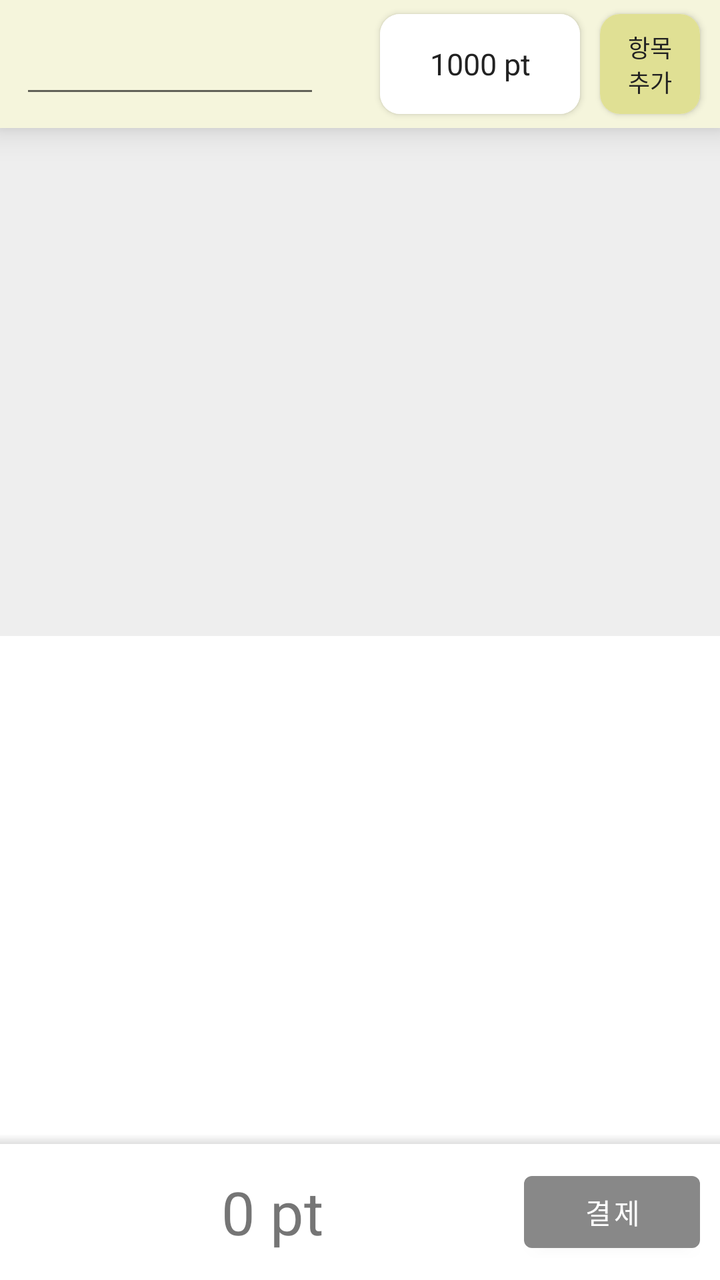
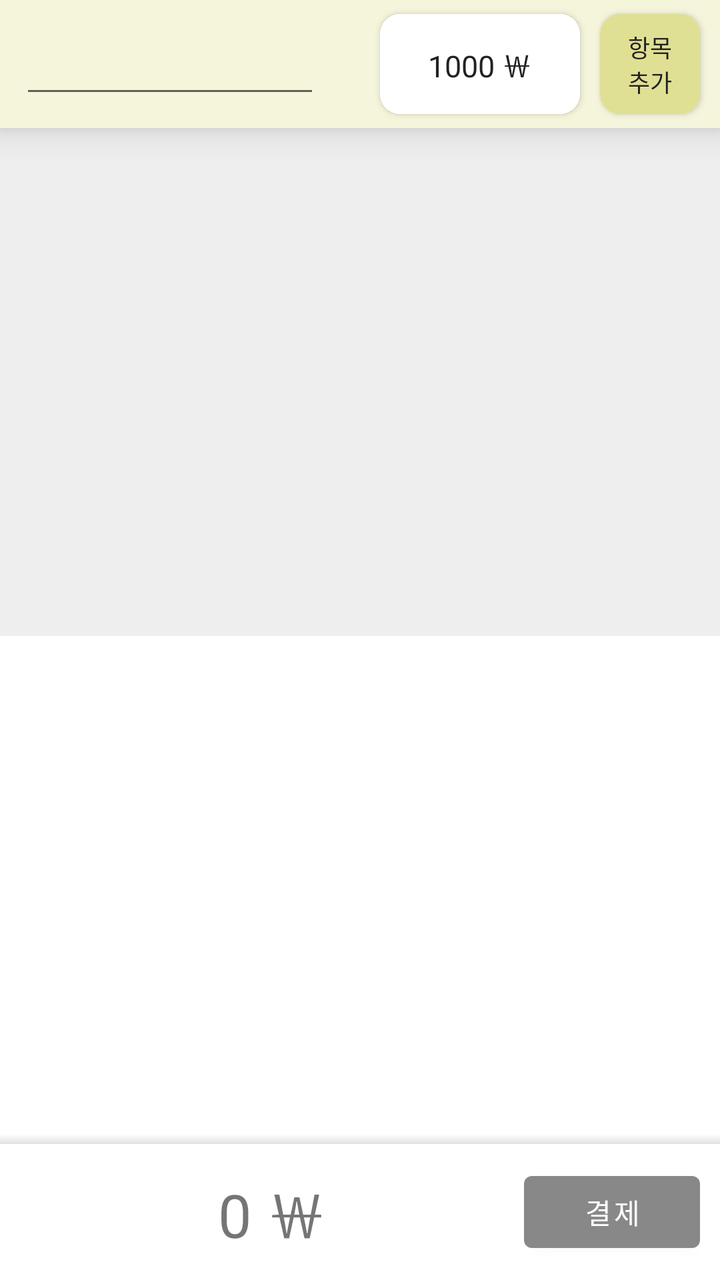

Before-and-after screenshots of an Android layout around one commit, followed by the original layout XML and the change that was made.
<!-- AndroidManifest.xml: application theme AppTheme -->
<!-- res/layout/fragment_main_master_charge.xml -->
<?xml version="1.0" encoding="utf-8"?>
<androidx.constraintlayout.widget.ConstraintLayout xmlns:android="http://schemas.android.com/apk/res/android"
    xmlns:app="http://schemas.android.com/apk/res-auto"
    xmlns:tools="http://schemas.android.com/tools"
    android:layout_width="match_parent"
    android:layout_height="match_parent"
    tools:context=".ui.main.MainActivity">
        <androidx.constraintlayout.widget.ConstraintLayout
            android:id="@+id/llTop"
            android:layout_width="match_parent"
            android:layout_height="wrap_content"
            app:layout_constraintTop_toTopOf="parent"
            android:elevation="10dp"
            android:layout_gravity="center"
            android:background="@color/secondary"
            android:orientation="horizontal">
            <EditText
                android:id="@+id/etNickname"
                android:layout_width="150dp"
                android:layout_height="wrap_content"
                android:inputType="text"
                android:lines="1"
                android:textSize="20sp"
                android:imeOptions="actionNext"
                android:nextFocusForward="@id/etPin"
                app:layout_constraintTop_toTopOf="parent"
                app:layout_constraintBottom_toBottomOf="parent"
                android:layout_marginHorizontal="10dp"
                android:layout_marginVertical="10dp"
                app:layout_constraintStart_toStartOf="parent"/>
            <androidx.cardview.widget.CardView
               android:id="@+id/cvPoint"
               android:layout_width="100dp"
               android:layout_height="0dp"
               app:layout_constraintTop_toTopOf="parent"
               app:layout_constraintBottom_toBottomOf="parent"
               android:layout_marginHorizontal="10dp"
               android:layout_marginVertical="5dp"
               android:background="@color/primary"
               android:padding="10dp"
               app:cardCornerRadius="10dp"
               android:minWidth="50dp"
               app:layout_constraintDimensionRatio="2"
               app:layout_constraintEnd_toStartOf="@id/cvAdd"
               >
                <TextView
                   android:id="@+id/tvPoint"
                   android:layout_width="match_parent"
                   android:layout_height="match_parent"
                   android:layout_weight="1"
                   android:gravity="center"
                   android:text="1000 pt"
                   android:textColor="@color/darkGray"
                   android:background="@color/white"
                   android:textAlignment="center"
                   android:textSize="15sp"
                   />
            </androidx.cardview.widget.CardView>
        <androidx.cardview.widget.CardView
           android:id="@+id/cvAdd"
           android:layout_width="50dp"
           android:layout_height="0dp"
           app:layout_constraintTop_toTopOf="parent"
           app:layout_constraintBottom_toBottomOf="parent"
           android:layout_marginHorizontal="10dp"
           android:layout_marginVertical="5dp"
           android:background="@color/primary"
           android:padding="10dp"
           app:cardCornerRadius="10dp"
           android:minWidth="50dp"
           app:layout_constraintDimensionRatio="1"
           app:layout_constraintEnd_toEndOf="parent"
           >
            <TextView
               android:id="@+id/tvAdd"
               android:layout_width="match_parent"
               android:layout_height="match_parent"
               android:layout_weight="1"
               android:gravity="center"
               android:text="항목\n추가"
               android:textColor="@color/darkGray"
               android:background="@color/secondaryVarient"
               android:textAlignment="center"
               android:textSize="12sp"
               />
        </androidx.cardview.widget.CardView>
    </androidx.constraintlayout.widget.ConstraintLayout>

    <View
        android:layout_width="match_parent"
        android:layout_height="5dp"
        android:background="@drawable/shadow"
        app:layout_constraintBottom_toTopOf="@id/llBottom" />

    <androidx.appcompat.widget.LinearLayoutCompat
       android:id="@+id/llBottom"
       android:layout_width="match_parent"
       android:layout_height="wrap_content"
       android:background="@color/white"
       android:gravity="end"
       android:orientation="horizontal"
       android:padding="10dp"
       app:layout_constraintBottom_toBottomOf="parent"
       tools:layout_editor_absoluteX="0dp">

        <TextView
           android:id="@+id/tvTotal"
           android:layout_width="0dp"
           android:layout_height="wrap_content"
           android:layout_gravity="center"
           android:layout_weight="1"
           android:gravity="center"
           android:text="0 pt"
           android:textSize="30dp" />

        <Button
           android:id="@+id/btnPayment"
           android:layout_width="wrap_content"
           android:layout_height="wrap_content"
           android:text="결제"
           android:theme="@style/Widget.AppCompat.Button" />

    </androidx.appcompat.widget.LinearLayoutCompat>

    <androidx.recyclerview.widget.RecyclerView
       android:id="@+id/rvItems"
        android:layout_width="match_parent"
        android:layout_height="0dp"
       android:padding="10dp"
       android:background="@color/gray"
       app:layout_constraintVertical_weight="0.5"
        app:layout_constraintBottom_toTopOf="@id/rvSelectedItems"
        app:layout_constraintTop_toBottomOf="@id/llTop"
        tools:layout_editor_absoluteX="0dp" />
    <androidx.recyclerview.widget.RecyclerView
       android:id="@+id/rvSelectedItems"
       android:layout_width="match_parent"
       android:layout_height="0dp"
       android:padding="10dp"
       android:fadeScrollbars="false"
       android:scrollbars="vertical"
       app:layout_constraintVertical_weight="0.5"
       app:layout_constraintBottom_toTopOf="@id/llBottom"
       app:layout_constraintTop_toBottomOf="@id/rvItems"
       tools:layout_editor_absoluteX="0dp" />

    <androidx.recyclerview.widget.RecyclerView
        android:id="@+id/rvNickName"
        android:layout_width="150dp"
        android:layout_height="wrap_content"
        app:layout_constraintVertical_bias="0"
        app:layout_constraintTop_toBottomOf="@id/llTop"
        app:layout_constraintStart_toStartOf="parent"
        android:background="@color/gray"
        android:layout_marginStart="10dp"
        app:layout_constraintHeight_min="100dp"
        app:layout_constraintHeight_max="400dp"
        android:visibility="visible" />
</androidx.constraintlayout.widget.ConstraintLayout>
<!-- resources referenced by this layout -->
<resources>
  <color name="darkGray">#FF222222</color>
  <color name="gray">#FFEEEEEE</color>
  <color name="primary">#FF888888</color>
  <color name="secondary">#FFF5F5DC</color>
  <color name="secondaryVarient">#FFe0e094</color>
  <color name="white">#FFFFFFFF</color>
  <!-- drawable shadow (drawable) -->
  <?xml version="1.0" encoding="utf-8"?>
  <shape xmlns:android="http://schemas.android.com/apk/res/android">
      <gradient
          android:startColor="#1F000000"
          android:endColor="@android:color/transparent"
          android:angle="90" />
  </shape>
  <style name="AppTheme" parent="Theme.MaterialComponents.DayNight.NoActionBar">
          
          <item name="colorPrimary">@color/primary</item>
          <item name="colorPrimaryVariant">@color/primary</item>
          <item name="colorOnPrimary">@color/white</item>
          
          <item name="colorSecondary">@color/secondary</item>
          <item name="colorSecondaryVariant">@color/secondaryVarient</item>
          <item name="colorOnSecondary">@color/black</item>
          
          <item name="android:statusBarColor" tools:targetApi="l">?attr/colorPrimaryVariant</item>
          
          <item name="android:windowNoTitle">true</item>
      </style>
  <color name="black">#FF000000</color>
</resources>

<!-- the commit's change to res/layout/fragment_main_master_charge.xml (unified diff, before → after) -->
@@ -49,7 +49,7 @@
                    android:layout_height="match_parent"
                    android:layout_weight="1"
                    android:gravity="center"
-                   android:text="1000 pt"
+                   android:text="1000 ￦"
                    android:textColor="@color/darkGray"
                    android:background="@color/white"
                    android:textAlignment="center"
@@ -110,7 +110,7 @@
            android:layout_gravity="center"
            android:layout_weight="1"
            android:gravity="center"
-           android:text="0 pt"
+           android:text="0 ￦"
            android:textSize="30dp" />
 
         <Button
